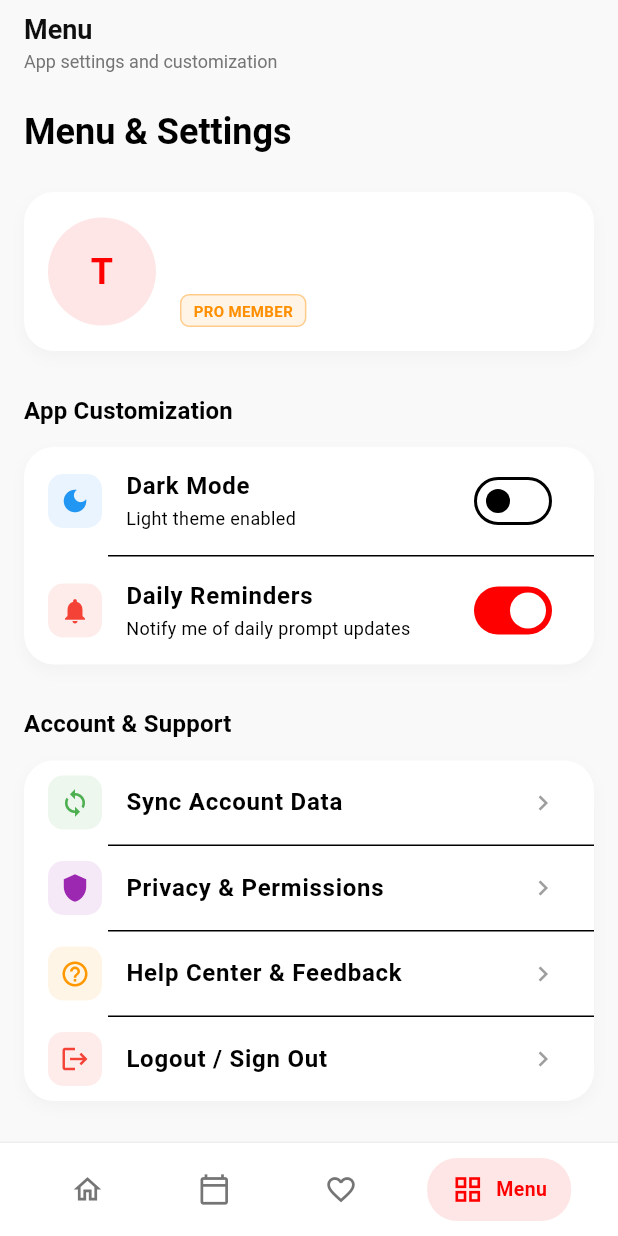
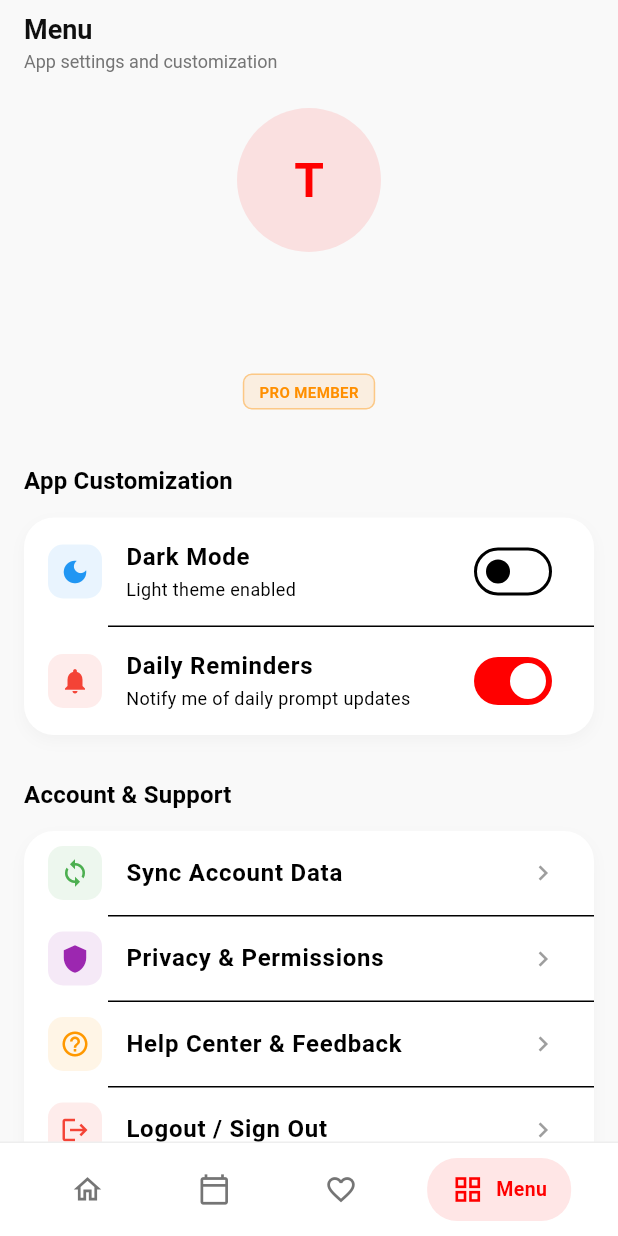
Before and after one commit to SurajChaurasia84/Try-Prompt, a Flutter app: the screen it shows once a user with an empty profile is signed in, item 4 of the bottom bar chosen, on a phone screen of 412 x 824 dp. Run offline on Flutter 3.47's test engine with Material 3 defaults, Android fonts, the phone set to English and light mode, and no system bars; our stand-ins replace firebase_auth, firebase_core, google_sign_in; accounts and stored records are empty.

Commit message:
feat: enhance menu tab

```diff
--- a/lib/screens/tabs/menu_tab.dart
+++ b/lib/screens/tabs/menu_tab.dart
@@ -29,33 +29,14 @@ class MenuTab extends StatelessWidget {
         child: Column(
           crossAxisAlignment: CrossAxisAlignment.start,
           children: [
-            // Screen Title
-            Text(
-              'Menu & Settings',
-              style: Theme.of(context).textTheme.headlineSmall?.copyWith(
-                    fontWeight: FontWeight.bold,
-                  ),
-            ),
-            const SizedBox(height: 24),
-
-            // Profile Section
-            Container(
-              padding: const EdgeInsets.all(16),
-              decoration: BoxDecoration(
-                color: isDark ? const Color(0xFF1F1F1F) : Colors.white,
-                borderRadius: BorderRadius.circular(20),
-                boxShadow: [
-                  BoxShadow(
-                    color: Colors.black.withValues(alpha: 0.03),
-                    blurRadius: 8,
-                    offset: const Offset(0, 4),
-                  ),
-                ],
-              ),
-              child: Row(
+            // Profile Section (Centered, without background)
+            Center(
+              child: Column(
+                mainAxisSize: MainAxisSize.min,
+                crossAxisAlignment: CrossAxisAlignment.center,
                 children: [
                   CircleAvatar(
-                    radius: 36,
+                    radius: 48,
                     backgroundColor: primaryColor.withValues(alpha: 0.1),
                     backgroundImage: photoUrl != null ? NetworkImage(photoUrl) : null,
                     child: photoUrl == null
@@ -64,34 +45,32 @@ class MenuTab extends StatelessWidget {
                             style: TextStyle(
                               color: primaryColor,
                               fontWeight: FontWeight.bold,
-                              fontSize: 24,
+                              fontSize: 32,
                             ),
                           )
                         : null,
                   ),
-                  const SizedBox(width: 16),
-                  Expanded(
-                    child: Column(
-                      crossAxisAlignment: CrossAxisAlignment.start,
-                      children: [
+                  const SizedBox(height: 16),
                   Text(
                     displayName,
-                          style: Theme.of(context).textTheme.titleMedium?.copyWith(
+                    textAlign: TextAlign.center,
+                    style: Theme.of(context).textTheme.titleLarge?.copyWith(
                           fontWeight: FontWeight.bold,
                         ),
                   ),
-                        const SizedBox(height: 4),
+                  const SizedBox(height: 6),
                   Text(
                     email,
-                          style: Theme.of(context).textTheme.bodySmall?.copyWith(
+                    textAlign: TextAlign.center,
+                    style: Theme.of(context).textTheme.bodyMedium?.copyWith(
                           color: isDark ? Colors.grey[400] : Colors.grey[600],
                         ),
                   ),
-                        const SizedBox(height: 8),
+                  const SizedBox(height: 10),
                   Container(
                     padding: const EdgeInsets.symmetric(
-                            horizontal: 8,
-                            vertical: 3,
+                      horizontal: 10,
+                      vertical: 4,
                     ),
                     decoration: BoxDecoration(
                       color: Colors.amber[800]?.withValues(alpha: 0.1),
@@ -113,10 +92,7 @@ class MenuTab extends StatelessWidget {
                 ],
               ),
             ),
-                ],
-              ),
-            ),
-            const SizedBox(height: 28),
+            const SizedBox(height: 36),
 
             // Settings Section Title
             Text(
```
Lines whose indentation alone changed are shown as unchanged.
